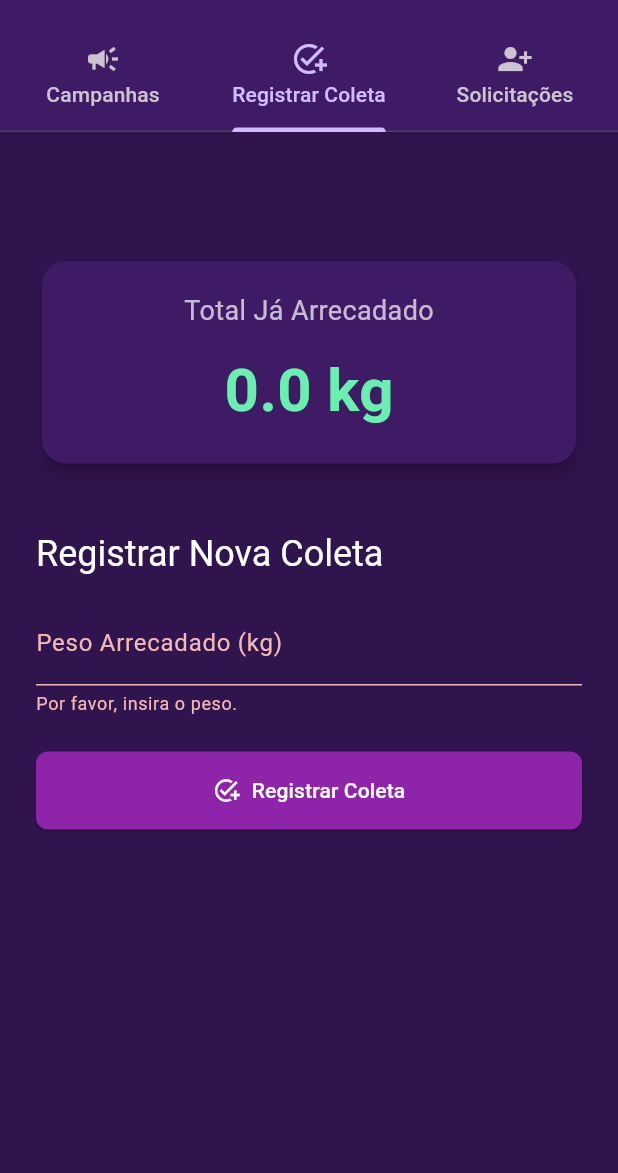
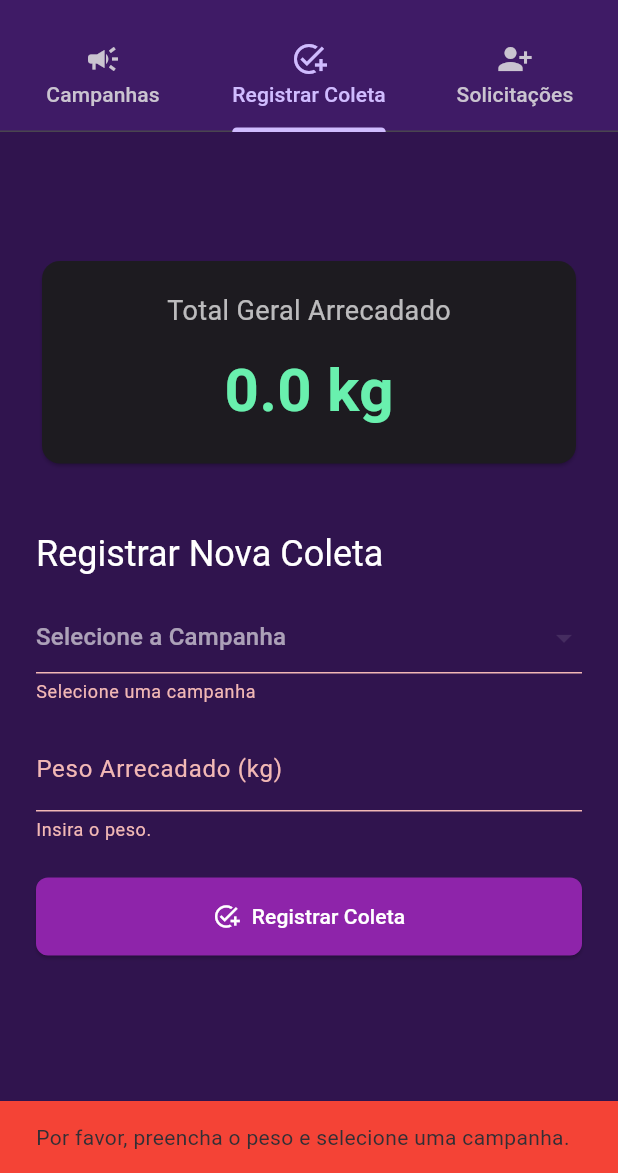
Before and after one commit to b2ycompany/lacrei_app, a Flutter app: the SchoolAdminDashboardScreen screen opened directly, tab 2 chosen, after a tap on "Registrar Coleta", on a phone screen of 412 x 824 dp, the part 63-1236 px from its top. Run offline on Flutter 3.47's test engine with Material 3 defaults, Android fonts, the light colour scheme and no system bars; our stand-ins replace cloud_firestore, firebase_auth, firebase_core, firebase_storage, flutter_animate, font_awesome_flutter and 6 more; missing offline and left inert: flutter_tilt; accounts and stored records are empty.

Commit message:
correção

```diff
--- a/lib/screens/school_admin/school_admin_dashboard_screen.dart
+++ b/lib/screens/school_admin/school_admin_dashboard_screen.dart
@@ -7,6 +7,7 @@ import 'package:google_sign_in/google_sign_in.dart';
 import 'package:intl/intl.dart';
 import '../profile_selection_screen.dart';
 
+// ... (classe SchoolAdminDashboardScreen e _SchoolAdminDashboardScreenState, com as abas)
 class SchoolAdminDashboardScreen extends StatefulWidget {
   const SchoolAdminDashboardScreen({super.key});
 
@@ -16,7 +17,7 @@ class SchoolAdminDashboardScreen extends StatefulWidget {
 
 class _SchoolAdminDashboardScreenState extends State<SchoolAdminDashboardScreen> {
   String? _schoolId;
-  bool _isLoading = true; // Inicia como true para mostrar o loading inicial
+  bool _isLoading = true;
 
   @override
   void initState() {
@@ -70,7 +71,6 @@ class _SchoolAdminDashboardScreenState extends State<SchoolAdminDashboardScreen>
 
   @override
   Widget build(BuildContext context) {
-    // ALTERADO: Comprimento do TabController para 3
     return DefaultTabController(
       length: 3,
       child: Scaffold(
@@ -83,7 +83,6 @@ class _SchoolAdminDashboardScreenState extends State<SchoolAdminDashboardScreen>
               onPressed: _logout,
             ),
           ],
-          // ALTERADO: Adicionada a nova aba "Campanhas"
           bottom: const TabBar(
             tabs: [
               Tab(icon: Icon(Icons.campaign), text: "Campanhas"),
@@ -96,7 +95,6 @@ class _SchoolAdminDashboardScreenState extends State<SchoolAdminDashboardScreen>
             ? const Center(child: CircularProgressIndicator())
             : _schoolId == null
                 ? const Center(child: Text("Administrador não vinculado a uma escola."))
-                // ALTERADO: Adicionado o novo widget da aba de campanhas
                 : TabBarView(
                     children: [
                       CampaignApprovalView(schoolId: _schoolId!),
@@ -109,7 +107,7 @@ class _SchoolAdminDashboardScreenState extends State<SchoolAdminDashboardScreen>
   }
 }
 
-// NOVO: Widget completo para a aba de aprovação de campanhas
+// ... (widget CampaignApprovalView, sem alterações)
 class CampaignApprovalView extends StatelessWidget {
   final String schoolId;
   const CampaignApprovalView({super.key, required this.schoolId});
@@ -140,6 +138,7 @@ class CampaignApprovalView extends StatelessWidget {
           .collection('schools')
           .doc(schoolId)
           .collection('activeCampaigns')
+          .orderBy('startDate', descending: true)
           .snapshots(),
       builder: (context, snapshot) {
         if (snapshot.connectionState == ConnectionState.waiting) {
@@ -201,8 +200,7 @@ class CampaignApprovalView extends StatelessWidget {
   }
 }
 
-
-// Widget para a aba de Registro de Coleta (sem alterações)
+// ### WIDGET DE REGISTRO DE COLETA MELHORADO ###
 class RegisterCollectionView extends StatefulWidget {
   final String schoolId;
   const RegisterCollectionView({super.key, required this.schoolId});
@@ -216,20 +214,41 @@ class _RegisterCollectionViewState extends State<RegisterCollectionView> {
   final _formKey = GlobalKey<FormState>();
   bool _isRegistering = false;
 
+  // NOVO: Estado para guardar a campanha selecionada
+  DocumentSnapshot? _selectedCampaign;
+
   Future<void> _registerCollection() async {
-    if (!_formKey.currentState!.validate()) return;
+    if (!_formKey.currentState!.validate() || _selectedCampaign == null) {
+      ScaffoldMessenger.of(context).showSnackBar(const SnackBar(content: Text("Por favor, preencha o peso e selecione uma campanha."), backgroundColor: Colors.red));
+      return;
+    }
+
     setState(() => _isRegistering = true);
+
     try {
       final weightToAdd = double.parse(_weightController.text.replaceAll(',', '.'));
       final schoolRef = FirebaseFirestore.instance.collection('schools').doc(widget.schoolId);
-      await schoolRef.update({'totalCollectedKg': FieldValue.increment(weightToAdd)});
+      final campaignRef = schoolRef.collection('activeCampaigns').doc(_selectedCampaign!.id);
+
+      // MELHORIA: Usa uma transação para garantir consistência
+      await FirebaseFirestore.instance.runTransaction((transaction) async {
+        // Incrementa o total da escola
+        transaction.update(schoolRef, {'totalCollectedKg': FieldValue.increment(weightToAdd)});
+        // Incrementa o total da campanha específica
+        transaction.update(campaignRef, {'collectedKg': FieldValue.increment(weightToAdd)});
+      });
+
+      // Adiciona um log da coleta (opcional, mas boa prática)
       await schoolRef.collection('collections').add({
         'weight': weightToAdd,
         'date': Timestamp.now(),
         'registeredBy': FirebaseAuth.instance.currentUser?.uid,
+        'campaignId': _selectedCampaign!.id,
       });
-      ScaffoldMessenger.of(context).showSnackBar(const SnackBar(content: Text("Coleta registrada!"), backgroundColor: Colors.green));
+
+      ScaffoldMessenger.of(context).showSnackBar(const SnackBar(content: Text("Coleta registrada com sucesso!"), backgroundColor: Colors.green));
       _weightController.clear();
+
     } catch (e) {
       ScaffoldMessenger.of(context).showSnackBar(SnackBar(content: Text("Erro: ${e.toString()}"), backgroundColor: Colors.red));
     } finally {
@@ -244,7 +263,7 @@ class _RegisterCollectionViewState extends State<RegisterCollectionView> {
       builder: (context, snapshot) {
         if (!snapshot.hasData) return const Center(child: CircularProgressIndicator());
         final schoolData = snapshot.data!.data() as Map<String, dynamic>;
-        final totalKg = (schoolData['totalCollectedKg'] as num).toDouble();
+        final totalKg = (schoolData['totalCollectedKg'] as num? ?? 0).toDouble();
 
         return Stack(
           children: [
@@ -258,13 +277,11 @@ class _RegisterCollectionViewState extends State<RegisterCollectionView> {
                     Text(schoolData['schoolName'] ?? 'Sua Escola', textAlign: TextAlign.center, style: const TextStyle(fontSize: 24, fontWeight: FontWeight.bold)),
                     const SizedBox(height: 24),
                     Card(
-                      elevation: 4, color: const Color.fromARGB(255, 63, 27, 102),
-                      shape: RoundedRectangleBorder(borderRadius: BorderRadius.circular(16)),
                       child: Padding(
                         padding: const EdgeInsets.all(20.0),
                         child: Column(
                           children: [
-                            const Text("Total Já Arrecadado", style: TextStyle(fontSize: 18, color: Colors.white70)),
+                            const Text("Total Geral Arrecadado", style: TextStyle(fontSize: 18, color: Colors.white70)),
                             const SizedBox(height: 12),
                             Text("${totalKg.toStringAsFixed(1)} kg", style: const TextStyle(fontSize: 40, fontWeight: FontWeight.bold, color: Colors.greenAccent)),
                           ],
@@ -274,13 +291,42 @@ class _RegisterCollectionViewState extends State<RegisterCollectionView> {
                     const SizedBox(height: 40),
                     Text("Registrar Nova Coleta", style: Theme.of(context).textTheme.headlineSmall?.copyWith(color: Colors.white)),
                     const SizedBox(height: 16),
+
+                    // NOVO: Dropdown para selecionar a campanha ativa
+                    StreamBuilder<QuerySnapshot>(
+                      stream: FirebaseFirestore.instance.collection('schools').doc(widget.schoolId).collection('activeCampaigns').where('status', isEqualTo: 'active').snapshots(),
+                      builder: (context, campaignSnapshot) {
+                        if (!campaignSnapshot.hasData) {
+                          return const Text("A carregar campanhas...");
+                        }
+                        final activeCampaigns = campaignSnapshot.data!.docs;
+                        return DropdownButtonFormField<DocumentSnapshot>(
+                          value: _selectedCampaign,
+                          hint: const Text("Selecione a Campanha"),
+                          items: activeCampaigns.map((doc) {
+                            return DropdownMenuItem<DocumentSnapshot>(
+                              value: doc,
+                              child: Text(doc['campaignName'] ?? 'Campanha sem nome'),
+                            );
+                          }).toList(),
+                          onChanged: (value) {
+                            setState(() {
+                              _selectedCampaign = value;
+                            });
+                          },
+                          validator: (value) => value == null ? 'Selecione uma campanha' : null,
+                        );
+                      },
+                    ),
+
+                    const SizedBox(height: 16),
                     TextFormField(
                       controller: _weightController,
                       decoration: const InputDecoration(labelText: 'Peso Arrecadado (kg)', hintText: 'Ex: 15,5'),
                       keyboardType: const TextInputType.numberWithOptions(decimal: true),
                       validator: (value) {
-                        if (value == null || value.isEmpty) return 'Por favor, insira o peso.';
-                        if (double.tryParse(value.replaceAll(',', '.')) == null) return 'Por favor, insira um número válido.';
+                        if (value == null || value.isEmpty) return 'Insira o peso.';
+                        if (double.tryParse(value.replaceAll(',', '.')) == null) return 'Insira um número válido.';
                         return null;
                       },
                     ),
@@ -303,7 +349,7 @@ class _RegisterCollectionViewState extends State<RegisterCollectionView> {
   }
 }
 
-// Widget para a aba de Solicitações Pendentes (sem alterações)
+// ... (widget PendingRequestsView, sem alterações)
 class PendingRequestsView extends StatelessWidget {
   final String schoolId;
   const PendingRequestsView({super.key, required this.schoolId});
```
